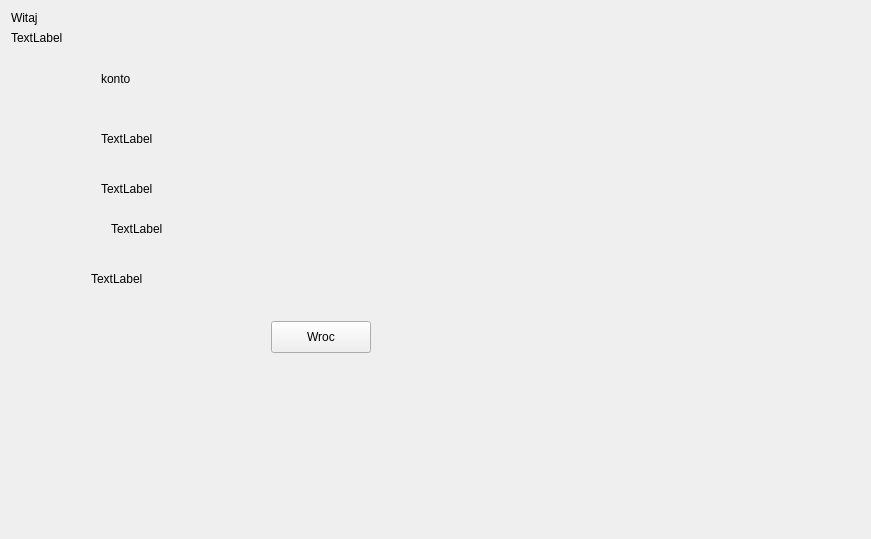
This is menu.ui in fr3kz/System-bank as Qt 5 draws it before an edit. The edited form follows.
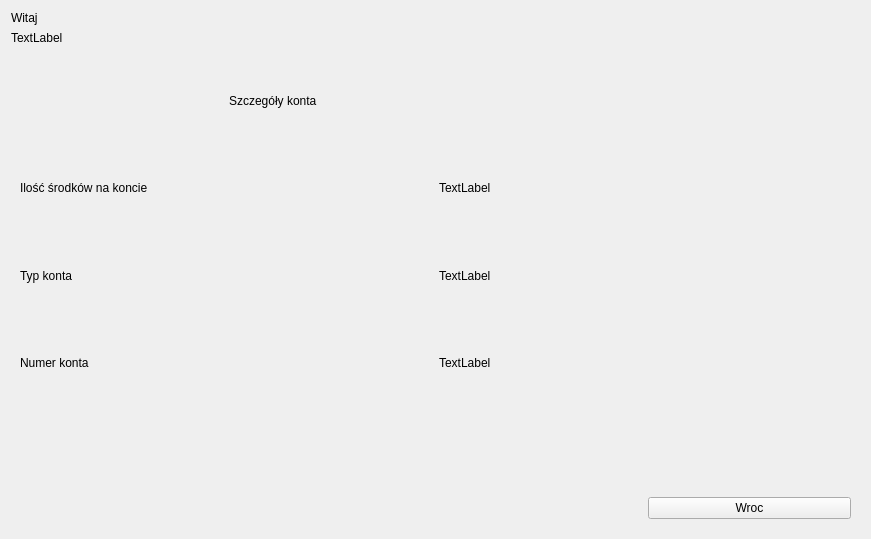
This is the edited form. The open tabs and pages were chosen to show the change.

Diff of the .ui file:
```diff
--- a/menu.ui
+++ b/menu.ui
@@ -150,84 +150,78 @@
       </widget>
      </widget>
      <widget class="QWidget" name="page_3">
-      <widget class="QPushButton" name="pushButton_6">
-       <property name="geometry">
-        <rect>
-         <x>260</x>
-         <y>270</y>
-         <width>100</width>
-         <height>32</height>
-        </rect>
-       </property>
-       <property name="text">
-        <string>Wroc</string>
-       </property>
-      </widget>
-      <widget class="QLabel" name="label_6">
-       <property name="geometry">
-        <rect>
-         <x>90</x>
-         <y>20</y>
-         <width>58</width>
-         <height>16</height>
-        </rect>
-       </property>
-       <property name="text">
-        <string>konto</string>
-       </property>
-      </widget>
-      <widget class="QLabel" name="label_7">
-       <property name="geometry">
-        <rect>
-         <x>90</x>
-         <y>80</y>
-         <width>58</width>
-         <height>16</height>
-        </rect>
-       </property>
-       <property name="text">
-        <string>TextLabel</string>
-       </property>
-      </widget>
-      <widget class="QLabel" name="label_8">
-       <property name="geometry">
-        <rect>
-         <x>90</x>
-         <y>130</y>
-         <width>58</width>
-         <height>16</height>
-        </rect>
-       </property>
-       <property name="text">
-        <string>TextLabel</string>
-       </property>
-      </widget>
-      <widget class="QLabel" name="label_9">
-       <property name="geometry">
-        <rect>
-         <x>100</x>
-         <y>170</y>
-         <width>58</width>
-         <height>16</height>
-        </rect>
-       </property>
-       <property name="text">
-        <string>TextLabel</string>
-       </property>
-      </widget>
-      <widget class="QLabel" name="label_10">
-       <property name="geometry">
-        <rect>
-         <x>80</x>
-         <y>220</y>
-         <width>58</width>
-         <height>16</height>
-        </rect>
-       </property>
-       <property name="text">
-        <string>TextLabel</string>
-       </property>
-      </widget>
+      <layout class="QGridLayout" name="gridLayout">
+       <item row="2" column="2">
+        <widget class="QLabel" name="label_8">
+         <property name="text">
+          <string>TextLabel</string>
+         </property>
+        </widget>
+       </item>
+       <item row="2" column="0">
+        <widget class="QLabel" name="label_14">
+         <property name="text">
+          <string>Typ konta</string>
+         </property>
+        </widget>
+       </item>
+       <item row="3" column="2">
+        <widget class="QLabel" name="label_9">
+         <property name="text">
+          <string>TextLabel</string>
+         </property>
+        </widget>
+       </item>
+       <item row="1" column="2">
+        <widget class="QLabel" name="label_7">
+         <property name="text">
+          <string>TextLabel</string>
+         </property>
+        </widget>
+       </item>
+       <item row="4" column="2">
+        <widget class="QLabel" name="label_10">
+         <property name="text">
+          <string/>
+         </property>
+        </widget>
+       </item>
+       <item row="2" column="1">
+        <widget class="QLabel" name="label_12">
+         <property name="text">
+          <string/>
+         </property>
+        </widget>
+       </item>
+       <item row="3" column="0" colspan="2">
+        <widget class="QLabel" name="label_13">
+         <property name="text">
+          <string>Numer konta</string>
+         </property>
+        </widget>
+       </item>
+       <item row="5" column="3">
+        <widget class="QPushButton" name="pushButton_6">
+         <property name="text">
+          <string>Wroc</string>
+         </property>
+        </widget>
+       </item>
+       <item row="1" column="0">
+        <widget class="QLabel" name="label_11">
+         <property name="text">
+          <string>Ilość środków na koncie</string>
+         </property>
+        </widget>
+       </item>
+       <item row="0" column="1">
+        <widget class="QLabel" name="label_6">
+         <property name="text">
+          <string>Szczegóły konta</string>
+         </property>
+        </widget>
+       </item>
+      </layout>
      </widget>
      <widget class="QWidget" name="page_4">
       <widget class="QPushButton" name="pushButton_7">
```
Left out of the diff: 21 changed lines with no effect on the pictures.
